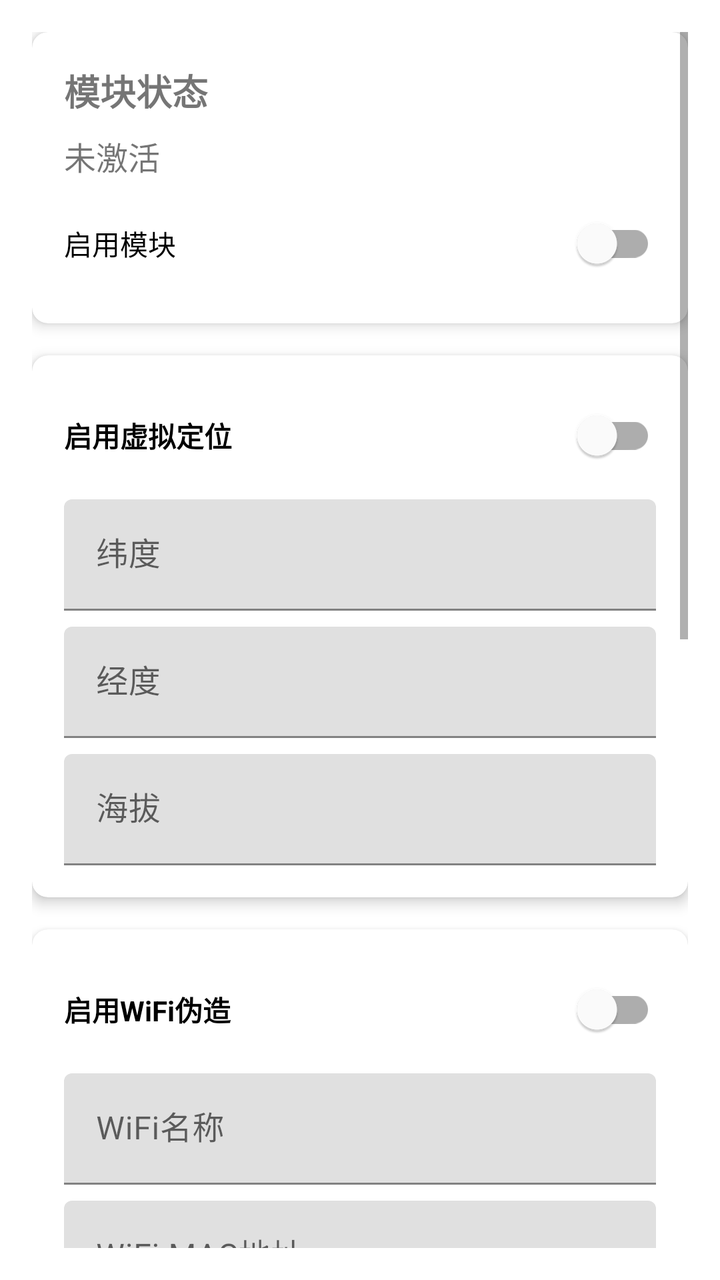
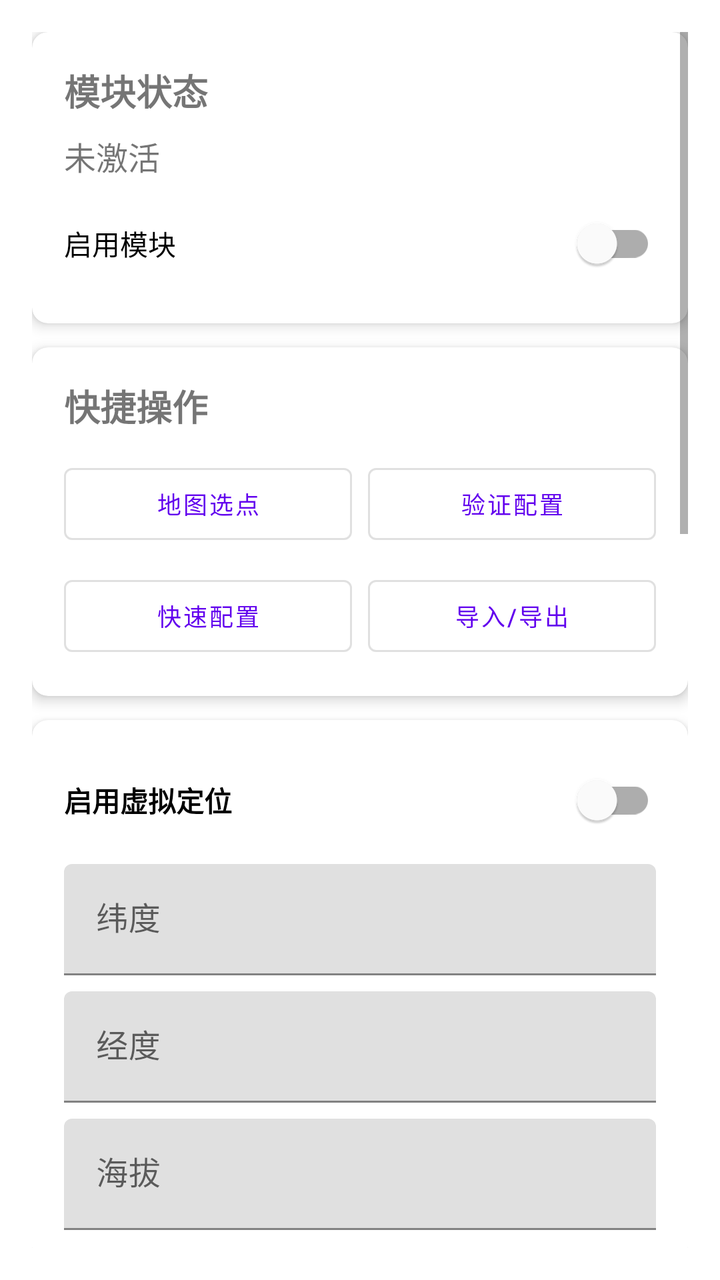

An Android layout rendered at two revisions. The XML below is the earlier revision; the diff shows what the commit changed to produce the second picture.
<!-- AndroidManifest.xml: application theme Theme.DingTalkHelper -->
<!-- res/layout/activity_main.xml -->
<?xml version="1.0" encoding="utf-8"?>
<ScrollView xmlns:android="http://schemas.android.com/apk/res/android"
    xmlns:app="http://schemas.android.com/apk/res-auto"
    android:layout_width="match_parent"
    android:layout_height="match_parent"
    android:padding="16dp">

    <LinearLayout
        android:layout_width="match_parent"
        android:layout_height="wrap_content"
        android:orientation="vertical">

        
        <com.google.android.material.card.MaterialCardView
            android:layout_width="match_parent"
            android:layout_height="wrap_content"
            android:layout_marginBottom="16dp"
            app:cardCornerRadius="8dp"
            app:cardElevation="4dp">

            <LinearLayout
                android:layout_width="match_parent"
                android:layout_height="wrap_content"
                android:orientation="vertical"
                android:padding="16dp">

                <TextView
                    android:layout_width="wrap_content"
                    android:layout_height="wrap_content"
                    android:text="@string/module_status"
                    android:textSize="18sp"
                    android:textStyle="bold" />

                <TextView
                    android:id="@+id/tv_module_status"
                    android:layout_width="wrap_content"
                    android:layout_height="wrap_content"
                    android:layout_marginTop="8dp"
                    android:text="@string/module_inactive"
                    android:textSize="16sp" />

                <com.google.android.material.switchmaterial.SwitchMaterial
                    android:id="@+id/switch_enabled"
                    android:layout_width="match_parent"
                    android:layout_height="wrap_content"
                    android:layout_marginTop="8dp"
                    android:text="启用模块" />

            </LinearLayout>

        </com.google.android.material.card.MaterialCardView>

        
        <com.google.android.material.card.MaterialCardView
            android:layout_width="match_parent"
            android:layout_height="wrap_content"
            android:layout_marginBottom="16dp"
            app:cardCornerRadius="8dp"
            app:cardElevation="4dp">

            <LinearLayout
                android:layout_width="match_parent"
                android:layout_height="wrap_content"
                android:orientation="vertical"
                android:padding="16dp">

                <com.google.android.material.switchmaterial.SwitchMaterial
                    android:id="@+id/switch_fake_location"
                    android:layout_width="match_parent"
                    android:layout_height="wrap_content"
                    android:text="@string/fake_location_enable"
                    android:textStyle="bold" />

                <com.google.android.material.textfield.TextInputLayout
                    android:layout_width="match_parent"
                    android:layout_height="wrap_content"
                    android:layout_marginTop="8dp"
                    android:hint="@string/fake_location_latitude">

                    <com.google.android.material.textfield.TextInputEditText
                        android:id="@+id/et_latitude"
                        android:layout_width="match_parent"
                        android:layout_height="wrap_content"
                        android:inputType="numberDecimal" />

                </com.google.android.material.textfield.TextInputLayout>

                <com.google.android.material.textfield.TextInputLayout
                    android:layout_width="match_parent"
                    android:layout_height="wrap_content"
                    android:layout_marginTop="8dp"
                    android:hint="@string/fake_location_longitude">

                    <com.google.android.material.textfield.TextInputEditText
                        android:id="@+id/et_longitude"
                        android:layout_width="match_parent"
                        android:layout_height="wrap_content"
                        android:inputType="numberDecimal" />

                </com.google.android.material.textfield.TextInputLayout>

                <com.google.android.material.textfield.TextInputLayout
                    android:layout_width="match_parent"
                    android:layout_height="wrap_content"
                    android:layout_marginTop="8dp"
                    android:hint="海拔">

                    <com.google.android.material.textfield.TextInputEditText
                        android:id="@+id/et_altitude"
                        android:layout_width="match_parent"
                        android:layout_height="wrap_content"
                        android:inputType="numberDecimal" />

                </com.google.android.material.textfield.TextInputLayout>

            </LinearLayout>

        </com.google.android.material.card.MaterialCardView>

        
        <com.google.android.material.card.MaterialCardView
            android:layout_width="match_parent"
            android:layout_height="wrap_content"
            android:layout_marginBottom="16dp"
            app:cardCornerRadius="8dp"
            app:cardElevation="4dp">

            <LinearLayout
                android:layout_width="match_parent"
                android:layout_height="wrap_content"
                android:orientation="vertical"
                android:padding="16dp">

                <com.google.android.material.switchmaterial.SwitchMaterial
                    android:id="@+id/switch_fake_wifi"
                    android:layout_width="match_parent"
                    android:layout_height="wrap_content"
                    android:text="@string/fake_wifi_enable"
                    android:textStyle="bold" />

                <com.google.android.material.textfield.TextInputLayout
                    android:layout_width="match_parent"
                    android:layout_height="wrap_content"
                    android:layout_marginTop="8dp"
                    android:hint="@string/fake_wifi_ssid">

                    <com.google.android.material.textfield.TextInputEditText
                        android:id="@+id/et_wifi_ssid"
                        android:layout_width="match_parent"
                        android:layout_height="wrap_content"
                        android:inputType="text" />

                </com.google.android.material.textfield.TextInputLayout>

                <com.google.android.material.textfield.TextInputLayout
                    android:layout_width="match_parent"
                    android:layout_height="wrap_content"
                    android:layout_marginTop="8dp"
                    android:hint="@string/fake_wifi_bssid">

                    <com.google.android.material.textfield.TextInputEditText
                        android:id="@+id/et_wifi_bssid"
                        android:layout_width="match_parent"
                        android:layout_height="wrap_content"
                        android:inputType="text" />

                </com.google.android.material.textfield.TextInputLayout>

            </LinearLayout>

        </com.google.android.material.card.MaterialCardView>

        
        <com.google.android.material.card.MaterialCardView
            android:layout_width="match_parent"
            android:layout_height="wrap_content"
            android:layout_marginBottom="16dp"
            app:cardCornerRadius="8dp"
            app:cardElevation="4dp">

            <LinearLayout
                android:layout_width="match_parent"
                android:layout_height="wrap_content"
                android:orientation="vertical"
                android:padding="16dp">

                <com.google.android.material.switchmaterial.SwitchMaterial
                    android:id="@+id/switch_fake_cell"
                    android:layout_width="match_parent"
                    android:layout_height="wrap_content"
                    android:text="@string/fake_cell_enable"
                    android:textStyle="bold" />

                <LinearLayout
                    android:layout_width="match_parent"
                    android:layout_height="wrap_content"
                    android:layout_marginTop="8dp"
                    android:orientation="horizontal">

                    <com.google.android.material.textfield.TextInputLayout
                        android:layout_width="0dp"
                        android:layout_height="wrap_content"
                        android:layout_marginEnd="8dp"
                        android:layout_weight="1"
                        android:hint="Cell ID">

                        <com.google.android.material.textfield.TextInputEditText
                            android:id="@+id/et_cell_id"
                            android:layout_width="match_parent"
                            android:layout_height="wrap_content"
                            android:inputType="number" />

                    </com.google.android.material.textfield.TextInputLayout>

                    <com.google.android.material.textfield.TextInputLayout
                        android:layout_width="0dp"
                        android:layout_height="wrap_content"
                        android:layout_weight="1"
                        android:hint="LAC">

                        <com.google.android.material.textfield.TextInputEditText
                            android:id="@+id/et_lac"
                            android:layout_width="match_parent"
                            android:layout_height="wrap_content"
                            android:inputType="number" />

                    </com.google.android.material.textfield.TextInputLayout>

                </LinearLayout>

                <LinearLayout
                    android:layout_width="match_parent"
                    android:layout_height="wrap_content"
                    android:layout_marginTop="8dp"
                    android:orientation="horizontal">

                    <com.google.android.material.textfield.TextInputLayout
                        android:layout_width="0dp"
                        android:layout_height="wrap_content"
                        android:layout_marginEnd="8dp"
                        android:layout_weight="1"
                        android:hint="MCC">

                        <com.google.android.material.textfield.TextInputEditText
                            android:id="@+id/et_mcc"
                            android:layout_width="match_parent"
                            android:layout_height="wrap_content"
                            android:inputType="number" />

                    </com.google.android.material.textfield.TextInputLayout>

                    <com.google.android.material.textfield.TextInputLayout
                        android:layout_width="0dp"
                        android:layout_height="wrap_content"
                        android:layout_weight="1"
                        android:hint="MNC">

                        <com.google.android.material.textfield.TextInputEditText
                            android:id="@+id/et_mnc"
                            android:layout_width="match_parent"
                            android:layout_height="wrap_content"
                            android:inputType="number" />

                    </com.google.android.material.textfield.TextInputLayout>

                </LinearLayout>

            </LinearLayout>

        </com.google.android.material.card.MaterialCardView>

        
        <com.google.android.material.card.MaterialCardView
            android:layout_width="match_parent"
            android:layout_height="wrap_content"
            android:layout_marginBottom="16dp"
            app:cardCornerRadius="8dp"
            app:cardElevation="4dp">

            <LinearLayout
                android:layout_width="match_parent"
                android:layout_height="wrap_content"
                android:orientation="vertical"
                android:padding="16dp">

                <TextView
                    android:layout_width="wrap_content"
                    android:layout_height="wrap_content"
                    android:text="环境隐藏"
                    android:textSize="18sp"
                    android:textStyle="bold" />

                <com.google.android.material.switchmaterial.SwitchMaterial
                    android:id="@+id/switch_hide_root"
                    android:layout_width="match_parent"
                    android:layout_height="wrap_content"
                    android:layout_marginTop="8dp"
                    android:text="@string/hide_root" />

                <com.google.android.material.switchmaterial.SwitchMaterial
                    android:id="@+id/switch_hide_xposed"
                    android:layout_width="match_parent"
                    android:layout_height="wrap_content"
                    android:text="@string/hide_xposed" />

                <com.google.android.material.switchmaterial.SwitchMaterial
                    android:id="@+id/switch_hide_mock_location"
                    android:layout_width="match_parent"
                    android:layout_height="wrap_content"
                    android:text="@string/hide_mock_location" />

                <com.google.android.material.switchmaterial.SwitchMaterial
                    android:id="@+id/switch_hide_risk_control"
                    android:layout_width="match_parent"
                    android:layout_height="wrap_content"
                    android:text="隐藏风控检测" />

            </LinearLayout>

        </com.google.android.material.card.MaterialCardView>

        
        <LinearLayout
            android:layout_width="match_parent"
            android:layout_height="wrap_content"
            android:layout_marginTop="16dp"
            android:layout_marginBottom="32dp"
            android:orientation="horizontal">

            <com.google.android.material.button.MaterialButton
                android:id="@+id/btn_save"
                android:layout_width="0dp"
                android:layout_height="wrap_content"
                android:layout_marginEnd="8dp"
                android:layout_weight="1"
                android:text="@string/save" />

            <com.google.android.material.button.MaterialButton
                android:id="@+id/btn_reset"
                android:layout_width="0dp"
                android:layout_height="wrap_content"
                android:layout_weight="1"
                style="@style/Widget.MaterialComponents.Button.OutlinedButton"
                android:text="@string/reset" />

        </LinearLayout>

    </LinearLayout>

</ScrollView>
<!-- resources referenced by this layout -->
<resources>
  <string name="fake_cell_enable">启用基站伪造</string>
  <string name="fake_location_enable">启用虚拟定位</string>
  <string name="fake_location_latitude">纬度</string>
  <string name="fake_location_longitude">经度</string>
  <string name="fake_wifi_bssid">WiFi MAC地址</string>
  <string name="fake_wifi_enable">启用WiFi伪造</string>
  <string name="fake_wifi_ssid">WiFi名称</string>
  <string name="hide_mock_location">隐藏模拟位置标记</string>
  <string name="hide_root">隐藏ROOT环境</string>
  <string name="hide_xposed">隐藏Xposed框架</string>
  <string name="module_inactive">未激活</string>
  <string name="module_status">模块状态</string>
  <string name="reset">重置</string>
  <string name="save">保存</string>
  <style name="Theme.DingTalkHelper" parent="Theme.MaterialComponents.DayNight.DarkActionBar">
          <item name="colorPrimary">@color/purple_500</item>
          <item name="colorPrimaryVariant">@color/purple_700</item>
          <item name="colorOnPrimary">@color/white</item>
          <item name="colorSecondary">@color/teal_200</item>
          <item name="colorSecondaryVariant">@color/teal_700</item>
          <item name="colorOnSecondary">@color/black</item>
      </style>
  <color name="purple_500">#FF6200EE</color>
  <color name="purple_700">#FF3700B3</color>
  <color name="white">#FFFFFFFF</color>
  <color name="teal_200">#FF03DAC5</color>
  <color name="teal_700">#FF018786</color>
  <color name="black">#FF000000</color>
</resources>

<!-- the commit's change to res/layout/activity_main.xml (unified diff, before → after) -->
@@ -14,7 +14,7 @@
         <com.google.android.material.card.MaterialCardView
             android:layout_width="match_parent"
             android:layout_height="wrap_content"
-            android:layout_marginBottom="16dp"
+            android:layout_marginBottom="12dp"
             app:cardCornerRadius="8dp"
             app:cardElevation="4dp">
 
@@ -54,7 +54,97 @@
         <com.google.android.material.card.MaterialCardView
             android:layout_width="match_parent"
             android:layout_height="wrap_content"
-            android:layout_marginBottom="16dp"
+            android:layout_marginBottom="12dp"
+            app:cardCornerRadius="8dp"
+            app:cardElevation="4dp">
+
+            <LinearLayout
+                android:layout_width="match_parent"
+                android:layout_height="wrap_content"
+                android:orientation="vertical"
+                android:padding="16dp">
+
+                <TextView
+                    android:layout_width="wrap_content"
+                    android:layout_height="wrap_content"
+                    android:text="快捷操作"
+                    android:textSize="18sp"
+                    android:textStyle="bold" />
+
+                <LinearLayout
+                    android:layout_width="match_parent"
+                    android:layout_height="wrap_content"
+                    android:layout_marginTop="12dp"
+                    android:orientation="horizontal">
+
+                    <com.google.android.material.button.MaterialButton
+                        android:id="@+id/btn_map_picker"
+                        android:layout_width="0dp"
+                        android:layout_height="wrap_content"
+                        android:layout_marginEnd="4dp"
+                        android:layout_weight="1"
+                        android:text="@string/map_picker"
+                        android:textSize="12sp"
+                        style="@style/Widget.MaterialComponents.Button.OutlinedButton" />
+
+                    <com.google.android.material.button.MaterialButton
+                        android:id="@+id/btn_validate"
+                        android:layout_width="0dp"
+                        android:layout_height="wrap_content"
+                        android:layout_marginStart="4dp"
+                        android:layout_weight="1"
+                        android:text="@string/validate_config"
+                        android:textSize="12sp"
+                        style="@style/Widget.MaterialComponents.Button.OutlinedButton" />
+
+                </LinearLayout>
+
+                <LinearLayout
+                    android:layout_width="match_parent"
+                    android:layout_height="wrap_content"
+                    android:layout_marginTop="8dp"
+                    android:orientation="horizontal">
+
+                    <com.google.android.material.button.MaterialButton
+                        android:id="@+id/btn_quick_config"
+                        android:layout_width="0dp"
+                        android:layout_height="wrap_content"
+                        android:layout_marginEnd="4dp"
+                        android:layout_weight="1"
+                        android:text="@string/quick_config"
+                        android:textSize="12sp"
+                        style="@style/Widget.MaterialComponents.Button.OutlinedButton" />
+
+                    <com.google.android.material.button.MaterialButton
+                        android:id="@+id/btn_import_export"
+                        android:layout_width="0dp"
+                        android:layout_height="wrap_content"
+                        android:layout_marginStart="4dp"
+                        android:layout_weight="1"
+                        android:text="@string/import_export"
+                        android:textSize="12sp"
+                        style="@style/Widget.MaterialComponents.Button.OutlinedButton" />
+
+                </LinearLayout>
+
+                
+                <TextView
+                    android:id="@+id/tv_validation_result"
+                    android:layout_width="match_parent"
+                    android:layout_height="wrap_content"
+                    android:layout_marginTop="8dp"
+                    android:textSize="13sp"
+                    android:visibility="gone" />
+
+            </LinearLayout>
+
+        </com.google.android.material.card.MaterialCardView>
+
+        
+        <com.google.android.material.card.MaterialCardView
+            android:layout_width="match_parent"
+            android:layout_height="wrap_content"
+            android:layout_marginBottom="12dp"
             app:cardCornerRadius="8dp"
             app:cardElevation="4dp">
 
@@ -121,7 +211,7 @@
         <com.google.android.material.card.MaterialCardView
             android:layout_width="match_parent"
             android:layout_height="wrap_content"
-            android:layout_marginBottom="16dp"
+            android:layout_marginBottom="12dp"
             app:cardCornerRadius="8dp"
             app:cardElevation="4dp">
 
@@ -174,7 +264,7 @@
         <com.google.android.material.card.MaterialCardView
             android:layout_width="match_parent"
             android:layout_height="wrap_content"
-            android:layout_marginBottom="16dp"
+            android:layout_marginBottom="12dp"
             app:cardCornerRadius="8dp"
             app:cardElevation="4dp">
 
@@ -273,7 +363,7 @@
         <com.google.android.material.card.MaterialCardView
             android:layout_width="match_parent"
             android:layout_height="wrap_content"
-            android:layout_marginBottom="16dp"
+            android:layout_marginBottom="12dp"
             app:cardCornerRadius="8dp"
             app:cardElevation="4dp">
 
@@ -314,6 +404,48 @@
                     android:layout_width="match_parent"
                     android:layout_height="wrap_content"
                     android:text="隐藏风控检测" />
+
+            </LinearLayout>
+
+        </com.google.android.material.card.MaterialCardView>
+
+        
+        <com.google.android.material.card.MaterialCardView
+            android:id="@+id/card_status"
+            android:layout_width="match_parent"
+            android:layout_height="wrap_content"
+            android:layout_marginBottom="12dp"
+            app:cardCornerRadius="8dp"
+            app:cardElevation="4dp">
+
+            <LinearLayout
+                android:layout_width="match_parent"
+                android:layout_height="wrap_content"
+                android:orientation="vertical"
+                android:padding="16dp">
+
+                <TextView
+                    android:layout_width="wrap_content"
+                    android:layout_height="wrap_content"
+                    android:text="@string/status_title"
+                    android:textSize="18sp"
+                    android:textStyle="bold" />
+
+                <LinearLayout
+                    android:id="@+id/layout_status_list"
+                    android:layout_width="match_parent"
+                    android:layout_height="wrap_content"
+                    android:layout_marginTop="8dp"
+                    android:orientation="vertical" />
+
+                
+                <TextView
+                    android:id="@+id/tv_config_summary"
+                    android:layout_width="match_parent"
+                    android:layout_height="wrap_content"
+                    android:layout_marginTop="8dp"
+                    android:textColor="#666666"
+                    android:textSize="12sp" />
 
             </LinearLayout>
 
<!-- resource entries referenced after the edit -->
@@ -10,10 +10,15 @@
   <string name="hide_mock_location">隐藏模拟位置标记</string>
   <string name="hide_root">隐藏ROOT环境</string>
   <string name="hide_xposed">隐藏Xposed框架</string>
+  <string name="import_export">导入/导出</string>
+  <string name="map_picker">地图选点</string>
   <string name="module_inactive">未激活</string>
   <string name="module_status">模块状态</string>
+  <string name="quick_config">快速配置</string>
   <string name="reset">重置</string>
   <string name="save">保存</string>
+  <string name="status_title">Hook 模块状态</string>
+  <string name="validate_config">验证配置</string>
   <style name="Theme.DingTalkHelper" parent="Theme.MaterialComponents.DayNight.DarkActionBar">
           <item name="colorPrimary">@color/purple_500</item>
           <item name="colorPrimaryVariant">@color/purple_700</item>
